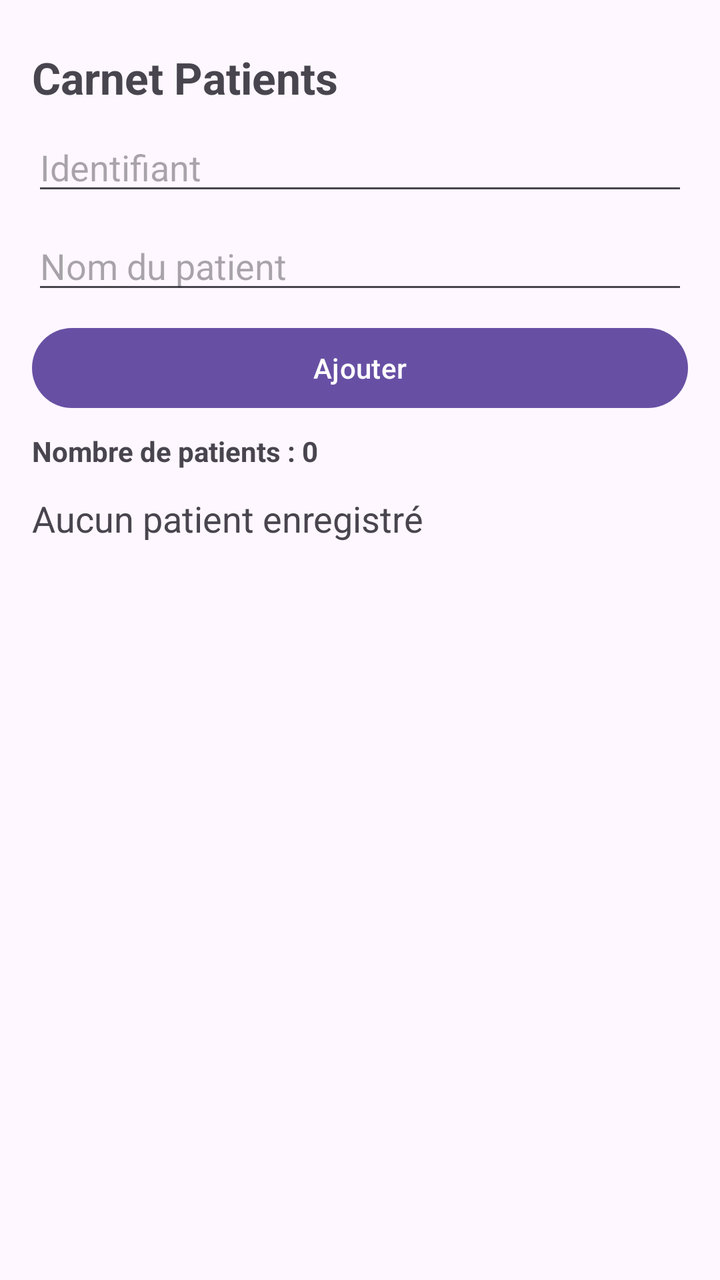
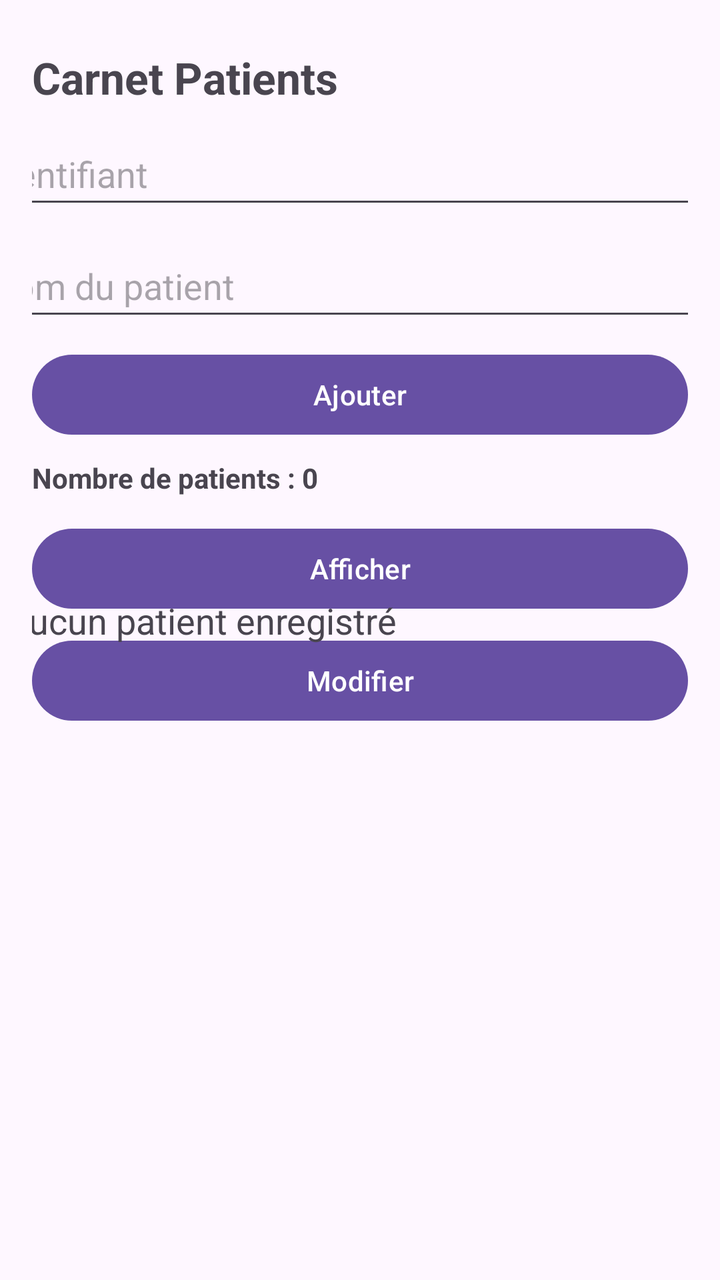

Before-and-after screenshots of an Android layout around one commit, followed by the original layout XML and the change that was made.
<!-- AndroidManifest.xml: application theme Theme.DevMob_TP04_CarnetPatient_CycleDeVie -->
<!-- res/layout/activity_main.xml -->
<?xml version="1.0" encoding="utf-8"?>
<androidx.constraintlayout.widget.ConstraintLayout
    xmlns:android="http://schemas.android.com/apk/res/android"
    xmlns:app="http://schemas.android.com/apk/res-auto"
    android:id="@+id/main"
    android:layout_width="match_parent"
    android:layout_height="match_parent"
    android:padding="16dp">

    <TextView
        android:id="@+id/tvTitre"
        android:layout_width="0dp"
        android:layout_height="wrap_content"
        android:text="Carnet Patients"
        android:textSize="22sp"
        android:textStyle="bold"
        android:layout_marginTop="8dp"
        app:layout_constraintTop_toTopOf="parent"
        app:layout_constraintStart_toStartOf="parent"
        app:layout_constraintEnd_toEndOf="parent" />
    <EditText
        android:id="@+id/etId"
        android:layout_width="0dp"
        android:layout_height="wrap_content"
        android:hint="Identifiant"
        android:inputType="number"
        android:layout_marginTop="8dp"
        app:layout_constraintTop_toBottomOf="@id/tvTitre"
        app:layout_constraintStart_toStartOf="parent"
        app:layout_constraintEnd_toEndOf="parent" />
    <EditText
        android:id="@+id/etNom"
        android:layout_width="0dp"
        android:layout_height="wrap_content"
        android:hint="Nom du patient"
        android:inputType="textPersonName"
        android:layout_marginTop="8dp"
        app:layout_constraintTop_toBottomOf="@id/etId"
        app:layout_constraintStart_toStartOf="parent"
        app:layout_constraintEnd_toEndOf="parent" />
    <Button
        android:id="@+id/btnAjouter"
        android:layout_width="0dp"
        android:layout_height="wrap_content"
        android:text="Ajouter"
        android:layout_marginTop="8dp"
        app:layout_constraintTop_toBottomOf="@id/etNom"
        app:layout_constraintStart_toStartOf="parent"
        app:layout_constraintEnd_toEndOf="parent" />

    <TextView
        android:id="@+id/tvNombrePatients"
        android:layout_width="0dp"
        android:layout_height="wrap_content"
        android:text="Nombre de patients : 0"
        android:textStyle="bold"
        android:layout_marginTop="8dp"
        app:layout_constraintTop_toBottomOf="@id/btnAjouter"
        app:layout_constraintStart_toStartOf="parent"
        app:layout_constraintEnd_toEndOf="parent" />
    <ScrollView
        android:layout_width="0dp"
        android:layout_height="0dp"
        android:layout_marginTop="12dp"
        app:layout_constraintTop_toBottomOf="@id/tvNombrePatients"
        app:layout_constraintBottom_toBottomOf="parent"
        app:layout_constraintStart_toStartOf="parent"
        app:layout_constraintEnd_toEndOf="parent">
        <TextView
            android:id="@+id/tvPatients"
            android:layout_width="match_parent"
            android:layout_height="wrap_content"
            android:text="Aucun patient enregistré"
            android:textSize="18sp" />
    </ScrollView>
</androidx.constraintlayout.widget.ConstraintLayout>
<!-- resources referenced by this layout -->
<resources>
  <style name="Theme.DevMob_TP04_CarnetPatient_CycleDeVie" parent="Base.Theme.DevMob_TP04_CarnetPatient_CycleDeVie" />
  <style name="Base.Theme.DevMob_TP04_CarnetPatient_CycleDeVie" parent="Theme.Material3.DayNight.NoActionBar">
          
          
      </style>
</resources>

<!-- the commit's change to res/layout/activity_main.xml (unified diff, before → after) -->
@@ -2,6 +2,7 @@
 <androidx.constraintlayout.widget.ConstraintLayout
     xmlns:android="http://schemas.android.com/apk/res/android"
     xmlns:app="http://schemas.android.com/apk/res-auto"
+    xmlns:tools="http://schemas.android.com/tools"
     android:id="@+id/main"
     android:layout_width="match_parent"
     android:layout_height="match_parent"
@@ -18,26 +19,28 @@
         app:layout_constraintTop_toTopOf="parent"
         app:layout_constraintStart_toStartOf="parent"
         app:layout_constraintEnd_toEndOf="parent" />
+
     <EditText
         android:id="@+id/etId"
-        android:layout_width="0dp"
-        android:layout_height="wrap_content"
+        android:layout_width="382dp"
+        android:layout_height="48dp"
+        android:layout_marginTop="8dp"
         android:hint="Identifiant"
         android:inputType="number"
-        android:layout_marginTop="8dp"
-        app:layout_constraintTop_toBottomOf="@id/tvTitre"
+        app:layout_constraintEnd_toEndOf="parent"
         app:layout_constraintStart_toStartOf="parent"
-        app:layout_constraintEnd_toEndOf="parent" />
+        app:layout_constraintTop_toBottomOf="@id/tvTitre" />
+
     <EditText
         android:id="@+id/etNom"
-        android:layout_width="0dp"
-        android:layout_height="wrap_content"
+        android:layout_width="381dp"
+        android:layout_height="48dp"
+        android:layout_marginTop="8dp"
         android:hint="Nom du patient"
         android:inputType="textPersonName"
-        android:layout_marginTop="8dp"
-        app:layout_constraintTop_toBottomOf="@id/etId"
+        app:layout_constraintEnd_toEndOf="parent"
         app:layout_constraintStart_toStartOf="parent"
-        app:layout_constraintEnd_toEndOf="parent" />
+        app:layout_constraintTop_toBottomOf="@id/etId" />
     <Button
         android:id="@+id/btnAjouter"
         android:layout_width="0dp"
@@ -47,6 +50,28 @@
         app:layout_constraintTop_toBottomOf="@id/etNom"
         app:layout_constraintStart_toStartOf="parent"
         app:layout_constraintEnd_toEndOf="parent" />
+
+    <Button
+        android:id="@+id/btnAfficher"
+        android:layout_width="0dp"
+        android:layout_height="wrap_content"
+        android:layout_marginTop="12dp"
+        android:text="Afficher"
+        app:layout_constraintEnd_toEndOf="parent"
+        app:layout_constraintHorizontal_bias="0.0"
+        app:layout_constraintStart_toStartOf="parent"
+        app:layout_constraintTop_toBottomOf="@+id/tvNombrePatients" />
+
+    <Button
+        android:id="@+id/btnModifier"
+        android:layout_width="0dp"
+        android:layout_height="wrap_content"
+        android:layout_marginTop="8dp"
+        android:text="Modifier"
+        app:layout_constraintEnd_toEndOf="parent"
+        app:layout_constraintHorizontal_bias="0.0"
+        app:layout_constraintStart_toStartOf="parent"
+        app:layout_constraintTop_toBottomOf="@+id/btnAfficher" />
 
     <TextView
         android:id="@+id/tvNombrePatients"
@@ -58,14 +83,18 @@
         app:layout_constraintTop_toBottomOf="@id/btnAjouter"
         app:layout_constraintStart_toStartOf="parent"
         app:layout_constraintEnd_toEndOf="parent" />
+
     <ScrollView
-        android:layout_width="0dp"
-        android:layout_height="0dp"
+        android:layout_width="368dp"
+        android:layout_height="321dp"
         android:layout_marginTop="12dp"
+        app:layout_constraintBottom_toBottomOf="parent"
+        app:layout_constraintEnd_toEndOf="parent"
+        app:layout_constraintHorizontal_bias="0.348"
+        app:layout_constraintStart_toStartOf="parent"
         app:layout_constraintTop_toBottomOf="@id/tvNombrePatients"
-        app:layout_constraintBottom_toBottomOf="parent"
-        app:layout_constraintStart_toStartOf="parent"
-        app:layout_constraintEnd_toEndOf="parent">
+        app:layout_constraintVertical_bias="0.884">
+
         <TextView
             android:id="@+id/tvPatients"
             android:layout_width="match_parent"
